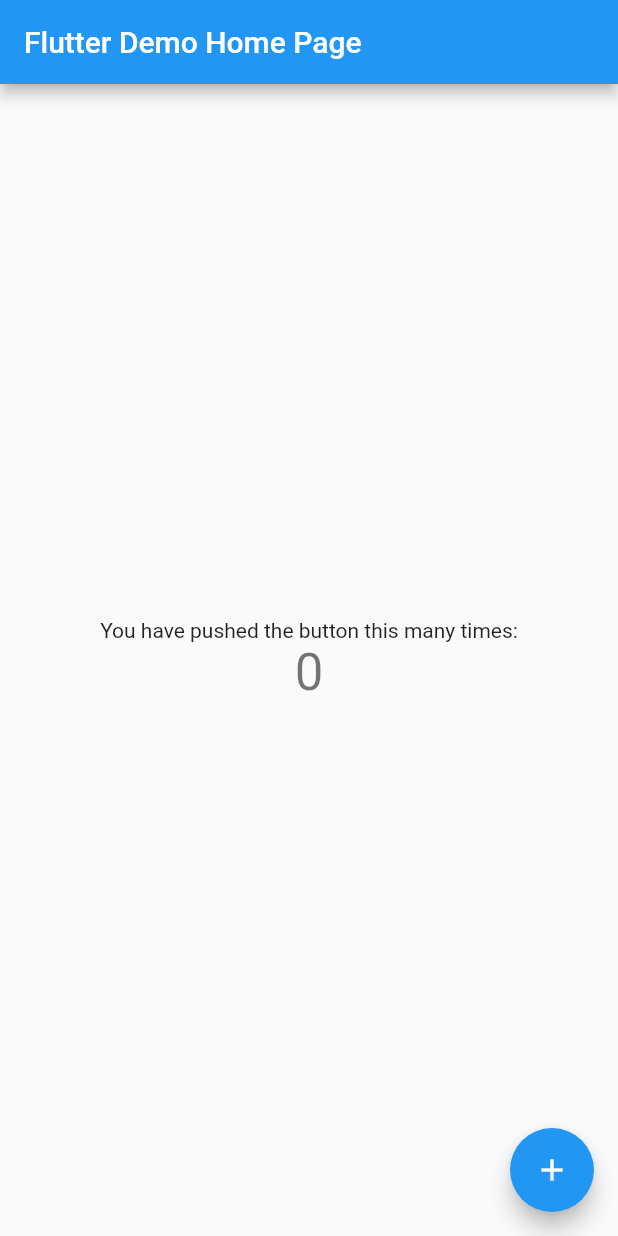
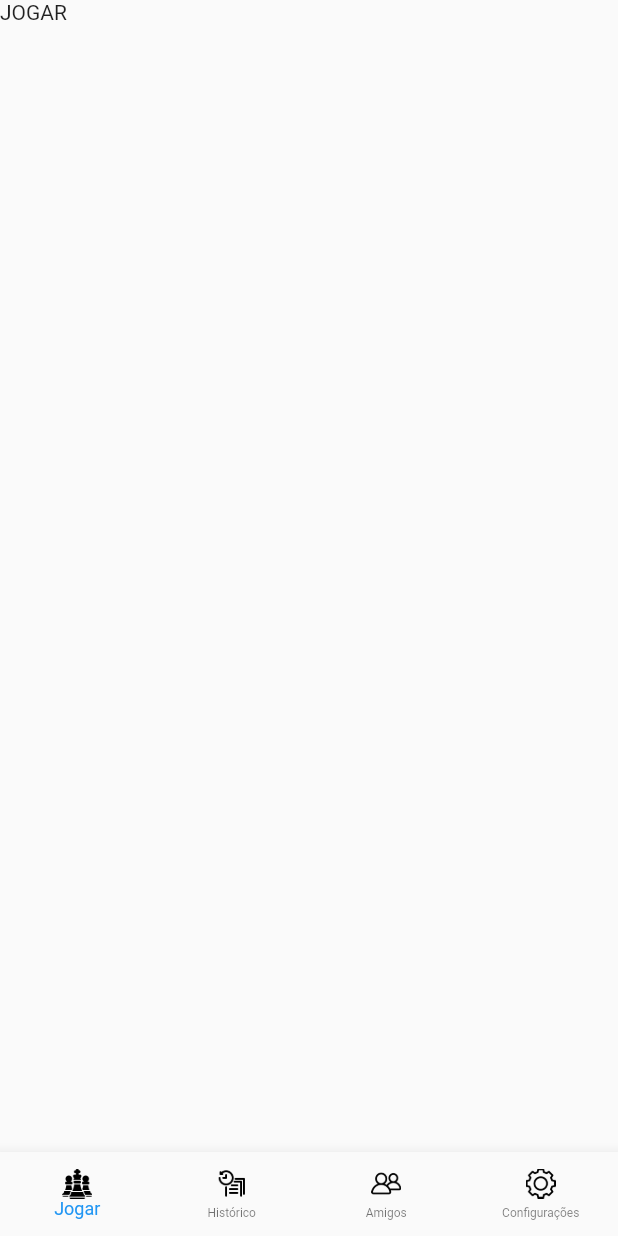
Before and after one commit to BrenoSLima/chesstip, a Flutter app: the screen it shows after launch, on a phone screen of 412 x 824 dp. Run offline on Flutter 3.47's test engine with Material 2 defaults, Android fonts, the phone set to English and light mode, and no system bars.

Commit message:
making bottom navigation

```diff
--- /dev/null
+++ b/lib/components/navigation_bar.dart
@@ -0,0 +1,91 @@
+import 'package:chesstip/screens/friends_screen.dart';
+import 'package:chesstip/screens/history_screen.dart';
+import 'package:chesstip/screens/play_screen.dart';
+import 'package:chesstip/screens/settings_screen.dart';
+import 'package:flutter/material.dart';
+
+class BottomNavigation extends StatefulWidget {
+  const BottomNavigation({super.key});
+
+  @override
+  State<BottomNavigation> createState() => _BottomNavigationState();
+}
+
+class _BottomNavigationState extends State<BottomNavigation> {
+  int currentIndex = 0;
+  final double iconSize = 20;
+  final double selectedFontSize = 12;
+  final double unselectedFontSize = 8;
+  final screens = [
+    const PlayScreen(),
+    const HistoryScreen(),
+    const FriendsScreen(),
+    const SettingsScreen(),
+  ];
+
+  bottomNavigation() {
+    return BottomNavigationBar(
+      currentIndex: currentIndex,
+      type: BottomNavigationBarType.fixed,
+      onTap: (value) => setState(() => currentIndex = value),
+      selectedFontSize: selectedFontSize,
+      unselectedFontSize: unselectedFontSize,
+      items: [
+        BottomNavigationBarItem(
+            icon: SizedBox(
+              width: iconSize,
+              child: Image.asset(
+                "assets/icons/chess-white.png",
+              ),
+            ),
+            activeIcon: SizedBox(
+                width: iconSize,
+                child: Image.asset(
+                  "assets/icons/chess-black.png",
+                )),
+            label: "Jogar"),
+        BottomNavigationBarItem(
+            icon: SizedBox(
+              width: iconSize,
+              child: Image.asset("assets/icons/historical-white.png"),
+            ),
+            activeIcon: SizedBox(
+              width: iconSize,
+              child: Image.asset("assets/icons/historical-black.png"),
+            ),
+            label: "Histórico"),
+        BottomNavigationBarItem(
+            icon: SizedBox(
+              width: iconSize,
+              child: Image.asset("assets/icons/friends-white.png"),
+            ),
+            activeIcon: SizedBox(
+              width: iconSize,
+              child: Image.asset("assets/icons/friends-black.png"),
+            ),
+            label: "Amigos"),
+        BottomNavigationBarItem(
+            icon: SizedBox(
+              width: iconSize,
+              child: Image.asset("assets/icons/gear-white.png"),
+            ),
+            activeIcon: SizedBox(
+              width: iconSize,
+              child: Image.asset("assets/icons/gear-black.png"),
+            ),
+            label: "Configurações")
+      ],
+    );
+  }
+
+  @override
+  Widget build(BuildContext context) {
+    return Scaffold(
+      body: IndexedStack(
+        index: currentIndex,
+        children: screens,
+      ),
+      bottomNavigationBar: bottomNavigation(),
+    );
+  }
+}
--- a/lib/main.dart
+++ b/lib/main.dart
@@ -1,3 +1,4 @@
+import 'package:chesstip/components/navigation_bar.dart';
 import 'package:flutter/material.dart';
 
 void main() {
@@ -24,7 +25,7 @@ class MyApp extends StatelessWidget {
         // is not restarted.
         primarySwatch: Colors.blue,
       ),
-      home: const MyHomePage(title: 'Flutter Demo Home Page'),
+      home: const BottomNavigation(),
     );
   }
 }
--- a/lib/screens/friends_screen.dart
+++ b/lib/screens/friends_screen.dart
@@ -0,0 +1,12 @@
+import 'package:flutter/material.dart';
+
+class FriendsScreen extends StatelessWidget {
+  const FriendsScreen({super.key});
+
+  @override
+  Widget build(BuildContext context) {
+    return const Scaffold(
+      body: Text("Amigos"),
+    );
+  }
+}
--- a/lib/screens/history_screen.dart
+++ b/lib/screens/history_screen.dart
@@ -0,0 +1,12 @@
+import 'package:flutter/material.dart';
+
+class HistoryScreen extends StatelessWidget {
+  const HistoryScreen({super.key});
+
+  @override
+  Widget build(BuildContext context) {
+    return const Scaffold(
+      body: Text("Historico"),
+    );
+  }
+}
--- a/lib/screens/play_screen.dart
+++ b/lib/screens/play_screen.dart
@@ -0,0 +1,12 @@
+import 'package:flutter/material.dart';
+
+class PlayScreen extends StatelessWidget {
+  const PlayScreen({super.key});
+
+  @override
+  Widget build(BuildContext context) {
+    return const Scaffold(
+      body: Text("JOGAR"),
+    );
+  }
+}
--- a/lib/screens/profile_screen.dart
+++ b/lib/screens/profile_screen.dart
@@ -0,0 +1,10 @@
+import 'package:flutter/material.dart';
+
+class ProfileScreen extends StatelessWidget {
+  const ProfileScreen({super.key});
+
+  @override
+  Widget build(BuildContext context) {
+    return const Placeholder();
+  }
+}
--- a/lib/screens/settings_screen.dart
+++ b/lib/screens/settings_screen.dart
@@ -0,0 +1,12 @@
+import 'package:flutter/material.dart';
+
+class SettingsScreen extends StatelessWidget {
+  const SettingsScreen({super.key});
+
+  @override
+  Widget build(BuildContext context) {
+    return const Scaffold(
+      body: Text("Configurações"),
+    );
+  }
+}
```
Also changed, not shown: assets/icons/chess-black.png (added), assets/icons/chess-white.png (added), assets/icons/friends-black.png (added), assets/icons/friends-white.png (added), assets/icons/gear-black.png (added), assets/icons/gear-white.png (added), assets/icons/historical-black.png (added), assets/icons/historical-white.png (added).
